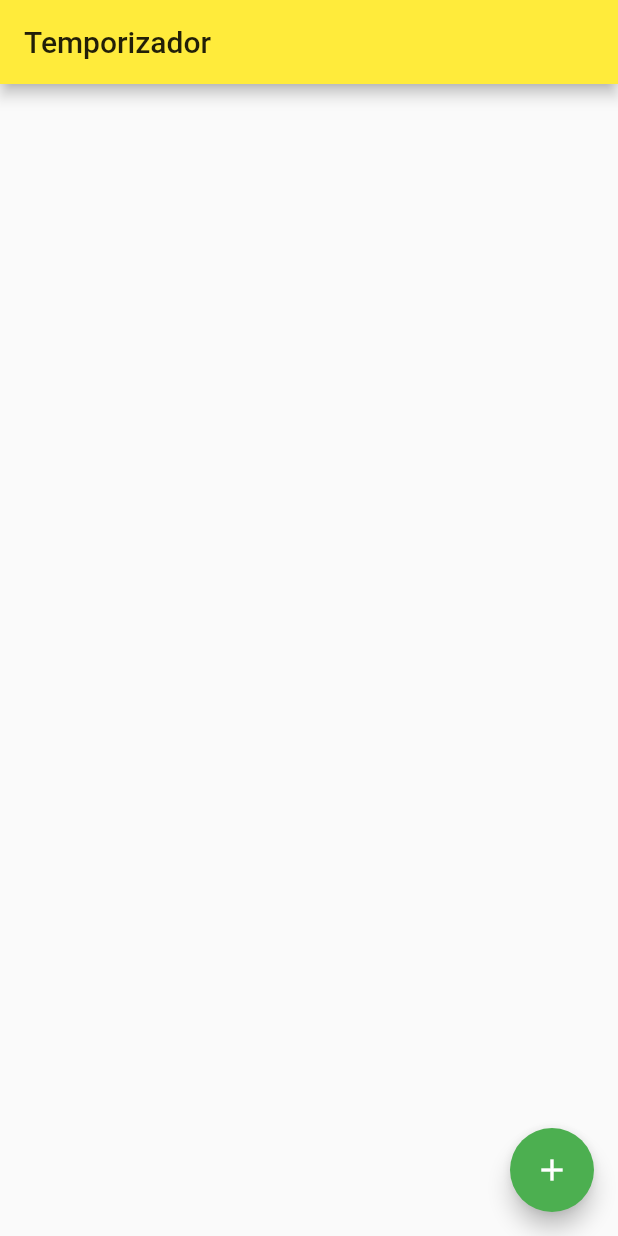
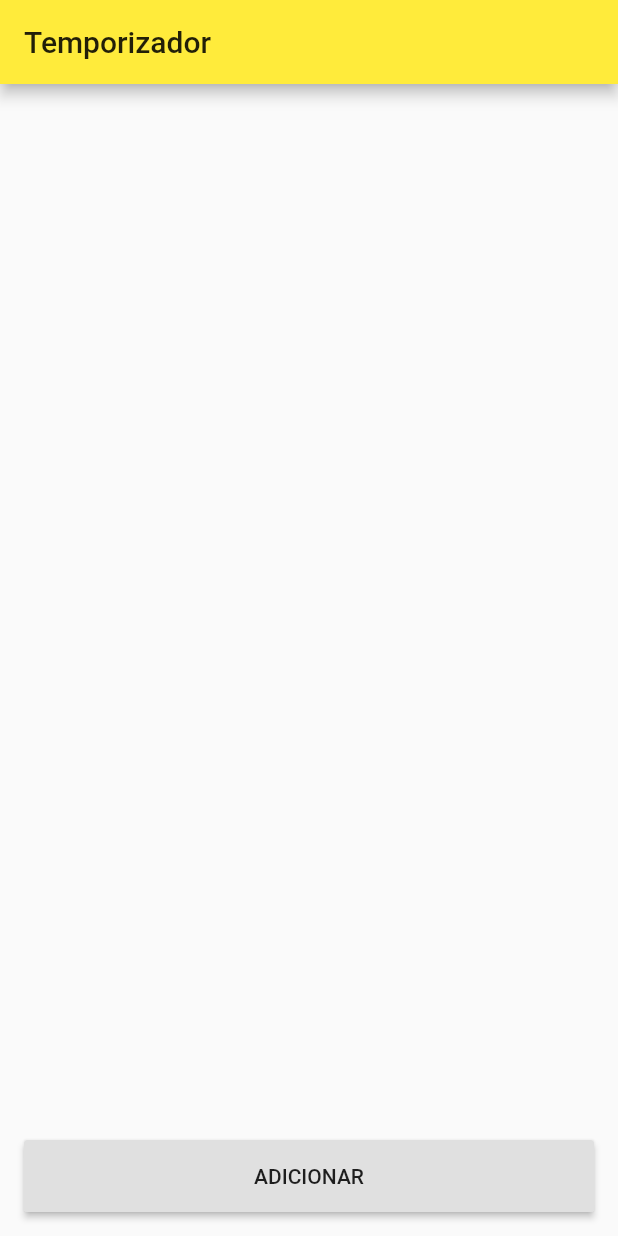
Before and after one commit to lucasselani/kitchen_timer, a Flutter app: the screen it shows after launch, on a phone screen of 412 x 824 dp. Run offline on Flutter 3.47's test engine with Material 2 defaults, Android fonts, the phone set to English and light mode, and no system bars; our stand-ins replace fluttertoast.

Commit message:
refactor: breaking widgets into smaller ones. changing fab to raised button at timers screen

```diff
--- a/lib/main.dart
+++ b/lib/main.dart
@@ -1,8 +1,8 @@
 import 'package:flutter/material.dart';
-import 'package:kitchentimer/providers/timer_provider.dart';
+import 'package:kitchentimer/providers/app_provider.dart';
 import 'package:kitchentimer/resources/routes.dart';
 import 'package:kitchentimer/resources/strings.dart';
-import 'package:kitchentimer/resources/theme.dart';
+import 'package:kitchentimer/resources/themes.dart';
 import 'package:kitchentimer/screens/timer/add_timer_screen.dart';
 import 'package:kitchentimer/screens/timer/timer_screen.dart';
 import 'package:provider/provider.dart';
@@ -14,11 +14,11 @@ class MyApp extends StatelessWidget {
   @override
   Widget build(BuildContext context) {
     return ChangeNotifierProvider(
-      create: (context) => TimerProvider(),
+      create: (context) => AppProvider(),
       child: MaterialApp(
         initialRoute: '/',
         title: Strings.appTitle,
-        theme: appTheme,
+        theme: Themes.appTheme,
         routes: {
           Routes.timerScreen: (context) => TimerScreen(),
           Routes.addTimerScreen: (context) => AddTimerScreen(),
--- a/lib/providers/timer_provider.dart
+++ b/lib/providers/app_provider.dart
@@ -3,25 +3,27 @@ import 'dart:collection';
 import 'package:flutter/foundation.dart';
 import 'package:kitchentimer/models/countdown_timer.dart';
 
-class TimerProvider with ChangeNotifier {
+class AppProvider with ChangeNotifier {
   final List<CountdownTimer> _timers = [];
+
   UnmodifiableListView<CountdownTimer> get timers =>
       UnmodifiableListView(_timers);
+
   int get nextCreationOrder => _timers.length;
 
-  int sortTimersByElapsedTime(CountdownTimer a, CountdownTimer b) {
+  int _sortTimersByElapsedTime(CountdownTimer a, CountdownTimer b) {
     return a.remainingSeconds.compareTo(b.remainingSeconds);
   }
 
   void addTimer(CountdownTimer timer) {
     _timers.add(timer);
-    if (_timers.length >= 2) _timers.sort(sortTimersByElapsedTime);
+    if (_timers.length >= 2) _timers.sort(_sortTimersByElapsedTime);
     notifyListeners();
   }
 
   void removeTimer(CountdownTimer timer) {
     _timers.remove(timer);
-    if (_timers.length >= 2) _timers.sort(sortTimersByElapsedTime);
+    if (_timers.length >= 2) _timers.sort(_sortTimersByElapsedTime);
     notifyListeners();
   }
 }
--- a/lib/resources/theme.dart
+++ /dev/null
@@ -1,13 +0,0 @@
-import 'package:flutter/material.dart';
-
-final appTheme = ThemeData(
-  primarySwatch: Colors.yellow,
-  textTheme: TextTheme(
-    display4: TextStyle(
-      fontFamily: 'Corben',
-      fontWeight: FontWeight.w700,
-      fontSize: 24,
-      color: Colors.black,
-    ),
-  ),
-);
--- /dev/null
+++ b/lib/resources/themes.dart
@@ -0,0 +1,15 @@
+import 'package:flutter/material.dart';
+
+class Themes {
+  static final appTheme = ThemeData(
+    primarySwatch: Colors.yellow,
+    textTheme: TextTheme(
+      display4: TextStyle(
+        fontFamily: 'Corben',
+        fontWeight: FontWeight.w700,
+        fontSize: 24,
+        color: Colors.black,
+      ),
+    ),
+  );
+}
--- a/lib/screens/timer/timer_screen.dart
+++ b/lib/screens/timer/timer_screen.dart
@@ -1,42 +1,76 @@
-import 'package:flutter/cupertino.dart';
 import 'package:flutter/material.dart';
 import 'package:kitchentimer/models/countdown_timer.dart';
-import 'package:kitchentimer/providers/timer_provider.dart';
+import 'package:kitchentimer/providers/app_provider.dart';
 import 'package:kitchentimer/resources/routes.dart';
 import 'package:kitchentimer/resources/strings.dart';
 import 'package:kitchentimer/widgets/timer_list_item.dart';
 import 'package:provider/provider.dart';
 
 class TimerScreen extends StatelessWidget {
-  List<Widget> _createListItems(TimerProvider provider) {
-    return provider.timers
-        .map((CountdownTimer timer) => TimerListItem(timer: timer))
-        .toList();
-  }
-
   @override
   Widget build(BuildContext context) {
-    return Consumer<TimerProvider>(
-      builder: (BuildContext context, TimerProvider provider, Widget child) {
+    return Consumer<AppProvider>(
+      builder: (BuildContext context, AppProvider provider, Widget child) {
         return Scaffold(
           appBar: AppBar(
             title: const Text(Strings.timerTitle),
           ),
-          body: Padding(
-            padding: const EdgeInsets.all(16.0),
-            child: ListView(
-              children: _createListItems(provider),
-            ),
-          ),
-          floatingActionButton: FloatingActionButton(
-            onPressed: () {
-              Navigator.pushNamed(context, Routes.addTimerScreen);
-            },
-            child: Icon(Icons.add, color: Colors.white),
-            backgroundColor: Colors.green,
+          body: Stack(
+            children: <Widget>[
+              _TimersList(provider: provider),
+              _AddButton(),
+            ],
           ),
         );
       },
     );
   }
 }
+
+class _TimersList extends StatelessWidget {
+  final AppProvider provider;
+
+  _TimersList({@required this.provider});
+
+  List<Widget> _createItemList() => provider.timers
+      .map((CountdownTimer timer) => TimerListItem(countdownTimer: timer))
+      .toList();
+
+  @override
+  Widget build(BuildContext context) {
+    return ListView(
+      children: <Widget>[
+        SizedBox(height: 24.0),
+        ListView(
+          physics: ScrollPhysics(),
+          shrinkWrap: true,
+          children: _createItemList(),
+        ),
+        SizedBox(height: 48.0),
+      ],
+    );
+  }
+}
+
+class _AddButton extends StatelessWidget {
+  @override
+  Widget build(BuildContext context) {
+    return Positioned(
+      left: 0,
+      bottom: 0,
+      right: 0,
+      child: Container(
+        margin: EdgeInsets.all(16.0),
+        height: 48.0,
+        child: RaisedButton(
+          onPressed: () {
+            Navigator.pushNamed(context, Routes.addTimerScreen);
+          },
+          child: Center(
+            child: Text('Adicionar'.toUpperCase()),
+          ),
+        ),
+      ),
+    );
+  }
+}
```
Also changed, not shown: lib/screens/timer/add_timer_screen.dart (+83 -32 lines), lib/widgets/timer_list_item.dart (+73 -41 lines).
